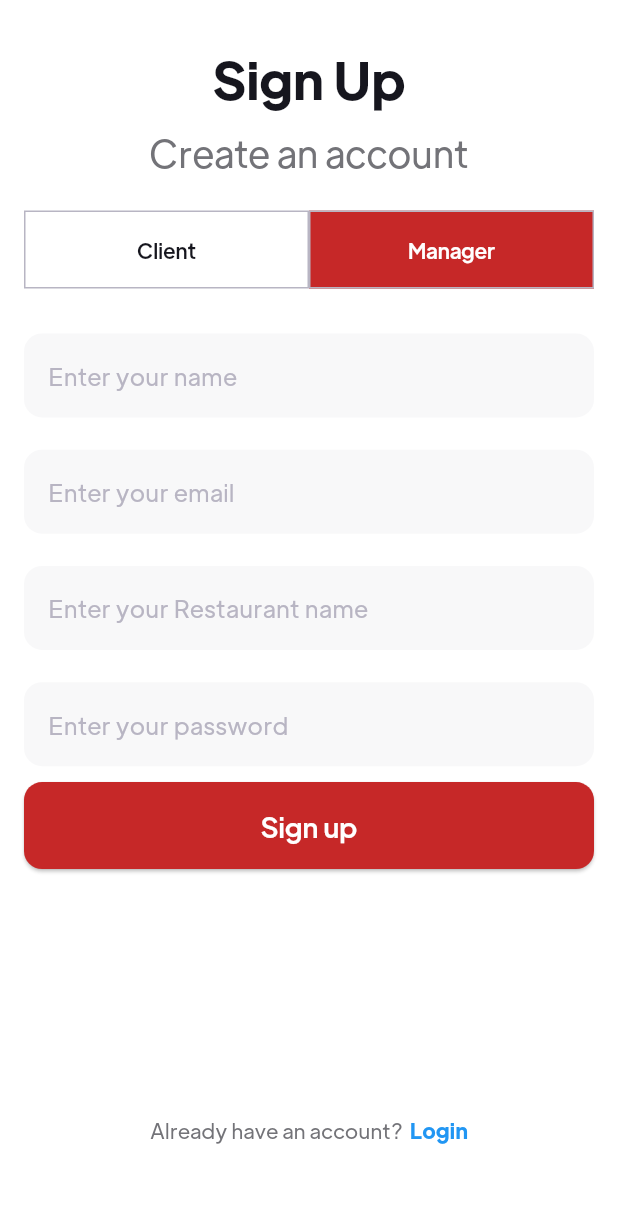
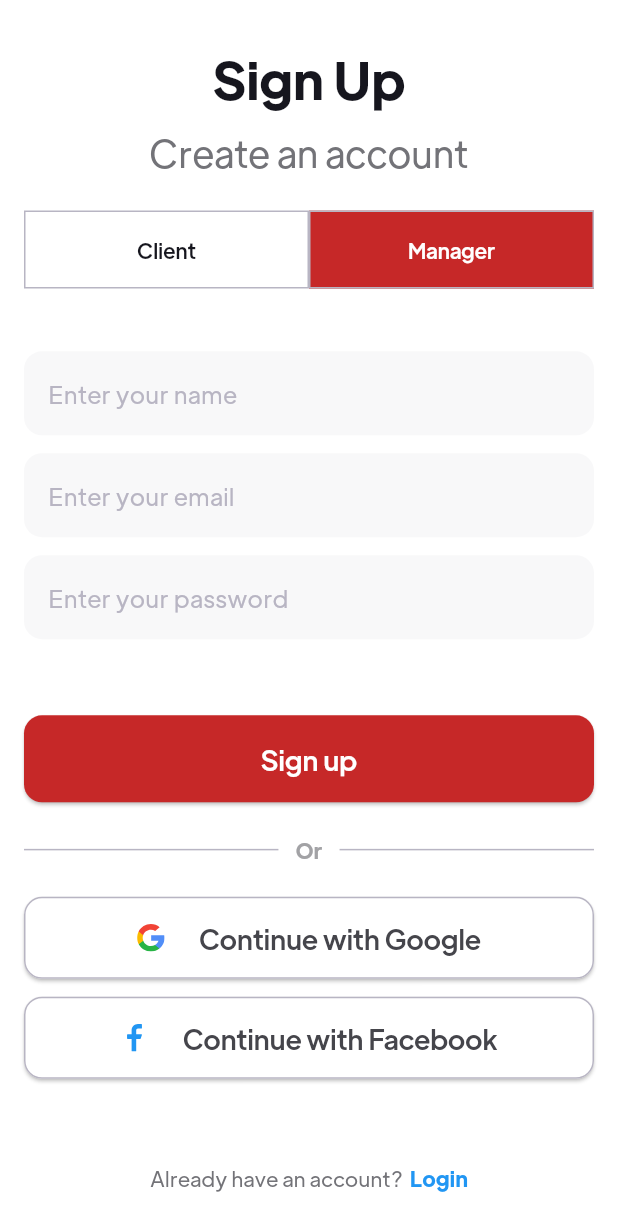
Before and after one commit to Mohamed-Khaled308/Biteflow-Restaurant-Mobile-App, a Flutter app: the SignupScreen screen opened directly, after a tap on "Manager", on a phone screen of 412 x 824 dp. Shown: the top 1231 px of the screen. Run offline on Flutter 3.47's test engine with Material 3 defaults, Android fonts, the phone set to English and light mode, and no system bars; our stand-ins replace cloud_firestore, firebase_auth, firebase_core, flutter_screenutil, flutter_svg, get_it and 2 more; accounts and stored records are empty.

Commit message:
change the signup to be genaric for all users

```diff
--- a/lib/models/manager.dart
+++ b/lib/models/manager.dart
@@ -4,14 +4,14 @@ class Manager extends User {
   final String restaurantId;
 
   const Manager({
-    required this.restaurantId,
     required super.id,
     required super.name,
     required super.email,
+    this.restaurantId = '',
   }) : super(role: 'Manager');
 
   Manager.fromData(Map<String, dynamic> data)
-      : restaurantId = data['restaurantId'],
+      : restaurantId = data['restaurantId'] ?? '',
         super(
           id: data['id'],
           name: data['name'],
--- a/lib/viewmodels/login_view_model.dart
+++ b/lib/viewmodels/login_view_model.dart
@@ -22,5 +22,5 @@ class LoginViewModel extends BaseModel {
     }
   }
 
-  void navigateToSignup() => _navigationService.navigateTo(SignupView());
+  void navigateToSignup() => _navigationService.navigateTo(const SignupView());
 }
--- a/lib/views/screens/auth/signup/client_signup_screen.dart
+++ /dev/null
@@ -1,45 +0,0 @@
-import 'package:biteflow/views/screens/auth/components/custom_textfield.dart';
-import 'package:biteflow/views/widgets/utils.dart';
-import 'package:flutter/material.dart';
-
-class ClientSignupView extends StatelessWidget {
-  ClientSignupView({super.key});
-
-  final _nameController = TextEditingController();
-  final _emailController = TextEditingController();
-  final _passwordController = TextEditingController();
-
-  Map<String, dynamic> getInfo() {
-    Map<String, dynamic> info = {};
-    info['name'] = _nameController.value.text;
-    info['email'] = _emailController.value.text;
-    info['password'] = _passwordController.value.text;
-    return info;
-  }
-
-  @override
-  Widget build(BuildContext context) {
-    return Column(
-      mainAxisAlignment: MainAxisAlignment.center,
-      children: <Widget>[
-        CustomTextField(
-          controller: _nameController,
-          hintText: 'Enter your name',
-          obscureText: false,
-        ),
-        verticalSpaceRegular,
-        CustomTextField(
-          controller: _emailController,
-          hintText: 'Enter your email',
-          obscureText: false,
-        ),
-        verticalSpaceRegular,
-        CustomTextField(
-          controller: _passwordController,
-          hintText: 'Enter your password',
-          obscureText: true,
-        ),
-      ],
-    );
-  }
-}
--- a/lib/views/screens/auth/signup/manager_signup_screen.dart
+++ /dev/null
@@ -1,53 +0,0 @@
-import 'package:biteflow/views/screens/auth/components/custom_textfield.dart';
-import 'package:biteflow/views/widgets/utils.dart';
-import 'package:flutter/material.dart';
-
-class ManagerSignupView extends StatelessWidget {
-  ManagerSignupView({super.key});
-
-  final _nameController = TextEditingController();
-  final _restaurantController = TextEditingController();
-  final _emailController = TextEditingController();
-  final _passwordController = TextEditingController();
-
-  Map<String, dynamic> getInfo() {
-    Map<String, dynamic> info = {};
-    info['name'] = _nameController.value.text;
-    info['email'] = _emailController.value.text;
-    info['restaurantName'] = _restaurantController.value.text;
-    info['password'] = _passwordController.value.text;
-    return info;
-  }
-
-  @override
-  Widget build(BuildContext context) {
-    return Column(
-      mainAxisAlignment: MainAxisAlignment.center,
-      children: <Widget>[
-        CustomTextField(
-          controller: _nameController,
-          hintText: 'Enter your name',
-          obscureText: false,
-        ),
-        verticalSpaceRegular,
-        CustomTextField(
-          controller: _emailController,
-          hintText: 'Enter your email',
-          obscureText: false,
-        ),
-        verticalSpaceRegular,
-        CustomTextField(
-          controller: _restaurantController,
-          hintText: 'Enter your Restaurant name',
-          obscureText: false,
-        ),
-        verticalSpaceRegular,
-        CustomTextField(
-          controller: _passwordController,
-          hintText: 'Enter your password',
-          obscureText: true,
-        ),
-      ],
-    );
-  }
-}
--- a/lib/views/screens/auth/signup/signup_screen.dart
+++ b/lib/views/screens/auth/signup/signup_screen.dart
@@ -8,9 +8,14 @@ import 'package:biteflow/views/widgets/utils.dart';
 import 'package:flutter_screenutil/flutter_screenutil.dart';
 import 'package:flutter/material.dart';
 import 'package:provider/provider.dart';
+import 'package:biteflow/views/screens/auth/components/custom_textfield.dart';
 
 class SignupScreen extends StatelessWidget {
-  const SignupScreen({super.key});
+  SignupScreen({super.key});
+
+  final _nameController = TextEditingController();
+  final _emailController = TextEditingController();
+  final _passwordController = TextEditingController();
 
   @override
   Widget build(BuildContext context) {
@@ -29,7 +34,7 @@ class SignupScreen extends StatelessWidget {
                 verticalSpaceTiny,
                 _buildSubtitle(),
                 SizedBox(
-                  height: viewModel.selectedRole == 'Client' ? 273.h : 337.h,
+                  height: 358,
                   child: Column(
                     mainAxisAlignment: MainAxisAlignment.start,
                     children: [
@@ -47,19 +52,40 @@ class SignupScreen extends StatelessWidget {
                               onPressed: viewModel.setRole)
                         ],
                       ),
+                      verticalSpaceSmall,
                       verticalSpaceMedium,
-                      viewModel.selectedRoleWidget,
+                      CustomTextField(
+                        controller: _nameController,
+                        hintText: 'Enter your name',
+                        obscureText: false,
+                      ),
+                      verticalSpaceSmall,
+                      CustomTextField(
+                        controller: _emailController,
+                        hintText: 'Enter your email',
+                        obscureText: false,
+                      ),
+                      verticalSpaceSmall,
+                      CustomTextField(
+                        controller: _passwordController,
+                        hintText: 'Enter your password',
+                        obscureText: true,
+                      ),
                     ],
                   ),
                 ),
                 SizedBox(
-                  height: viewModel.selectedRole == 'Client' ? 250.h : 186.h,
+                  height: 250.h,
                   child: Column(
                     children: [
                       CustomButton(
-                          text: 'Sign up', onPressed: viewModel.signUp),
-                      viewModel.selectedRole == 'Client'
-                          ? Column(
+                          text: 'Sign up',
+                          onPressed: () => viewModel.signUp(
+                                email: _emailController.text,
+                                password: _passwordController.text,
+                                name: _nameController.text,
+                              )),
+                      Column(
                         children: [
                           verticalSpaceRegular,
                           const DividerWithText(text: 'Or'),
@@ -74,8 +100,7 @@ class SignupScreen extends StatelessWidget {
                               text: 'Continue with Facebook',
                               onPressed: () {}),
                         ],
-                            )
-                          : const SizedBox(),
+                      ),
                       verticalSpaceLarge,
                     ],
                   ),
--- a/lib/views/screens/auth/signup/signup_view.dart
+++ b/lib/views/screens/auth/signup/signup_view.dart
@@ -11,7 +11,7 @@ class SignupView extends StatelessWidget {
   Widget build(BuildContext context) {
     return ChangeNotifierProvider(
       create: (_) => getIt<SignupViewModel>(),
-      child: const SignupScreen(),
+      child: SignupScreen(),
     );
   }
 }
```
Also changed, not shown: lib/services/auth_service.dart (+17 -60 lines), lib/viewmodels/signup_view_model.dart (+14 -23 lines). Lines whose indentation alone changed are shown as unchanged.
